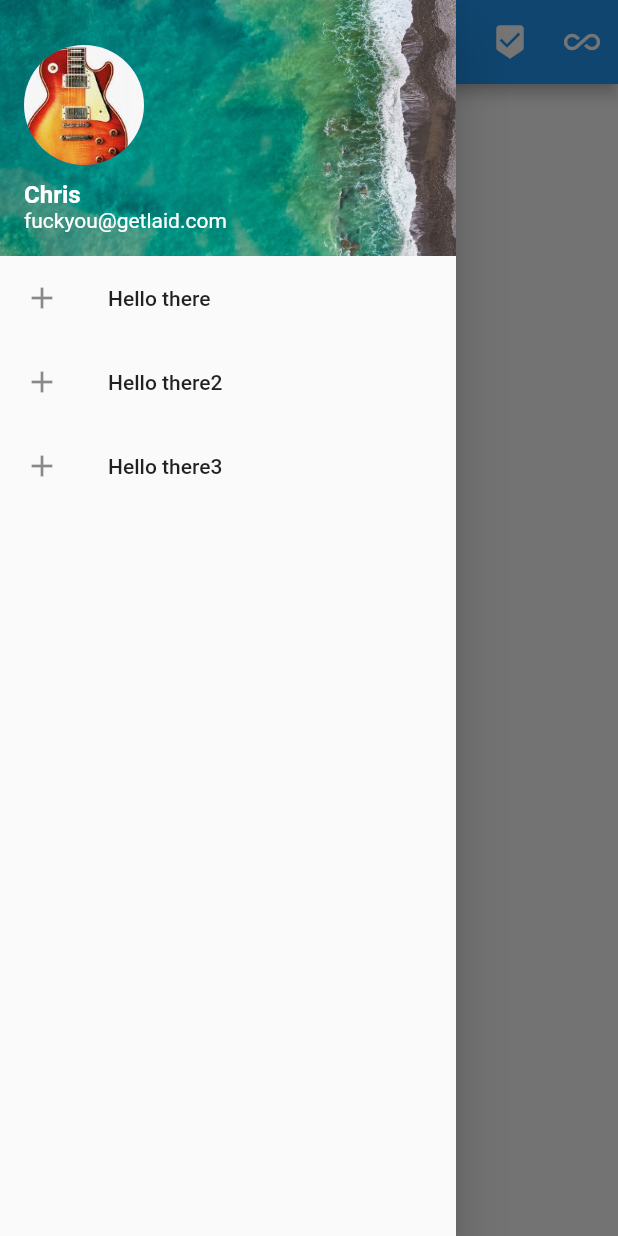
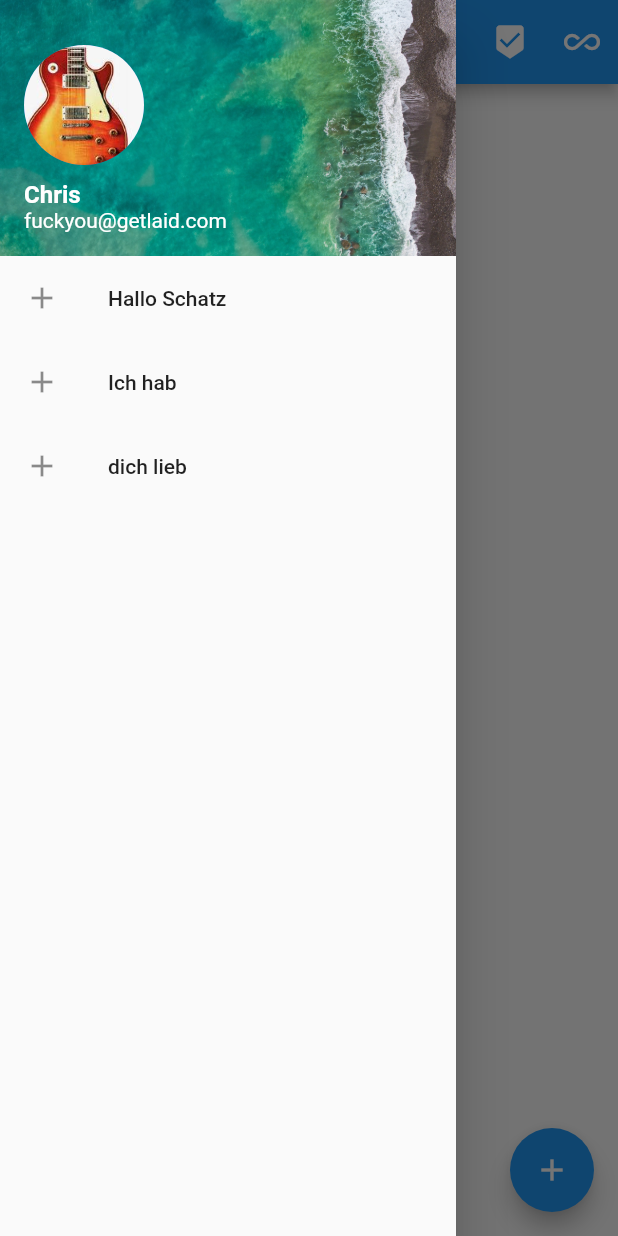
Before and after one commit to kongaman/flutter-beginnersCourse, a Flutter app: the screen it shows after launch, with the side drawer open, on a phone screen of 412 x 824 dp. Run offline on Flutter 3.47's test engine with Material 2 defaults, Android fonts, the phone set to English and light mode, and no system bars.

Commit message:
floatingactionbutton

```diff
--- a/lib/main.dart
+++ b/lib/main.dart
@@ -18,7 +18,7 @@ class _MyStatefulWidgetState extends State<MyStatefulWidget> {
   Widget build(BuildContext context) {
     return Scaffold(
       appBar: AppBar(
-        title: Text("Flutter Beginner", textDirection: TextDirection.ltr,),
+        title: Text("SchnuckiApp", textDirection: TextDirection.ltr,),
         actions: <Widget>[
           IconButton(
             icon: Icon(Icons.beenhere),
@@ -68,21 +68,21 @@ class _MyStatefulWidgetState extends State<MyStatefulWidget> {
               children: <Widget>[
                 ListTile(
                   leading: Icon(Icons.add),
-                  title: Text("Hello there"),
+                  title: Text("Hallo Schatz"),
                   onTap: () {
                     print("tap");
                   },
                 ),
                 ListTile(
                   leading: Icon(Icons.add),
-                  title: Text("Hello there2"),
+                  title: Text("Ich hab"),
                   onTap: () {
                     print("tap");
                   },
                 ),
                 ListTile(
                   leading: Icon(Icons.add),
-                  title: Text("Hello there3"),
+                  title: Text("dich lieb"),
                   onTap: () {
                     print("tap");
                   },
@@ -92,6 +92,12 @@ class _MyStatefulWidgetState extends State<MyStatefulWidget> {
             )
           ],
         ),
+      ),
+      floatingActionButton: FloatingActionButton(
+        child: Icon(Icons.add),
+        onPressed: () {
+          print("floatingactionbutton pressed");
+        },
       ),
     );
   }
--- a/pubspec.yaml
+++ b/pubspec.yaml
@@ -10,7 +10,7 @@ description: A new Flutter application.
 version: 1.0.0+1
 
 environment:
-  sdk: ">=2.1.0 <3.0.0"
+  sdk: ">=2.0.0 <3.0.0"
 
 dependencies:
   flutter:
```
Also changed, not shown: 1 other file.
